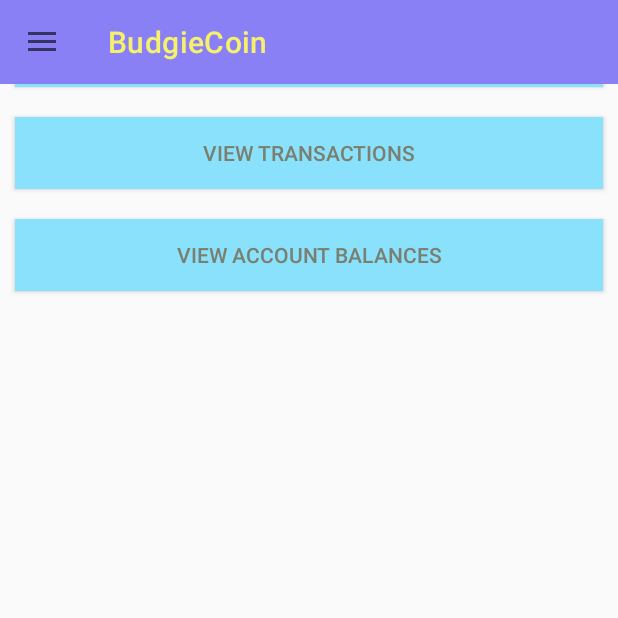
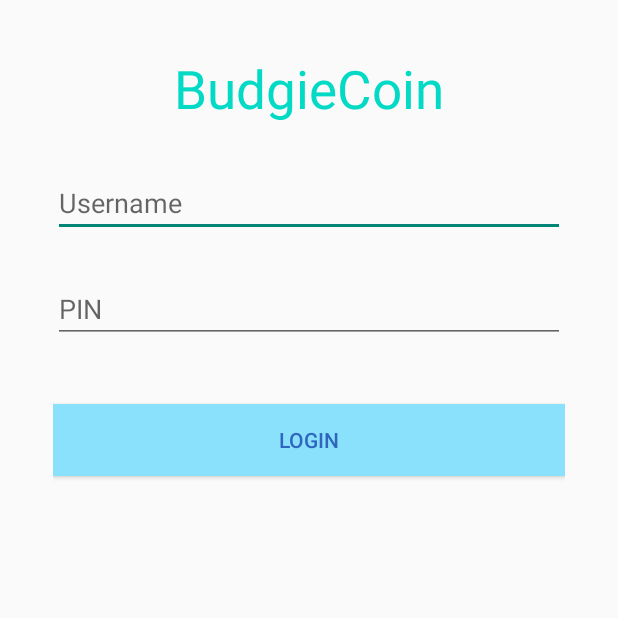
Before and after one commit to MichaelDuToit/SD6501_BudgieCoin_Project, an Android app: the screen it shows after launch (MainActivity before the commit, LoginActivity after it), on a phone screen of 412 x 824 dp, the top half of it. Run offline under Robolectric (Android 15) with nearby library versions, the phone set to English and light mode, and no system bars.

Commit message:
Added some of the basics to the login view. Set it to be the view when launched and logout goes back to the login.

```diff
--- a/app/src/main/java/com/example/sd6501_budgiecoin_project/LoginActivity.java
+++ b/app/src/main/java/com/example/sd6501_budgiecoin_project/LoginActivity.java
@@ -2,7 +2,9 @@ package com.example.sd6501_budgiecoin_project;
 
 import androidx.appcompat.app.AppCompatActivity;
 
+import android.content.Intent;
 import android.os.Bundle;
+import android.view.View;
 
 public class LoginActivity extends AppCompatActivity {
 
@@ -11,4 +13,8 @@ public class LoginActivity extends AppCompatActivity {
         super.onCreate(savedInstanceState);
         setContentView(R.layout.activity_login);
     }
+
+    public void loginBtn(View v){
+        startActivity(new Intent(this, MainActivity.class));
+    }
 }
--- a/app/src/main/res/layout/activity_app_compat_navigation_drawer.xml
+++ b/app/src/main/res/layout/activity_app_compat_navigation_drawer.xml
@@ -8,7 +8,7 @@
     android:layout_height="match_parent"
     tools:context=".AppCompatNavigationDrawerActivity"
     >
-    <RelativeLayout
+    <LinearLayout
         android:layout_width="match_parent"
         android:layout_height="match_parent"
         android:orientation="vertical"
@@ -21,13 +21,9 @@
         <include
             layout="@layout/content_container"
             android:id="@+id/content_frame"
-                android:layout_width="match_parent"
-                android:layout_height="wrap_content"
-                android:layout_below="@id/appBar"
-                android:layout_marginTop="50dp"
             />
 
-    </RelativeLayout>
+    </LinearLayout>
     <com.google.android.material.navigation.NavigationView
         android:id="@+id/navView"
         android:layout_height="match_parent"
--- a/app/src/main/res/layout/activity_login.xml
+++ b/app/src/main/res/layout/activity_login.xml
@@ -31,6 +31,16 @@
         android:inputType="numberPassword"
         />
 
+    <Button
+        android:layout_height="wrap_content"
+        android:layout_width="match_parent"
+        android:text="@string/Login"
+        android:layout_marginTop="15dp"
+        android:background="@color/budgieAqua"
+        android:textColor="@color/budgieBlue"
+        android:onClick="loginBtn"
+        />
+
 
 
 
--- a/app/src/main/res/layout/activity_main.xml
+++ b/app/src/main/res/layout/activity_main.xml
@@ -3,7 +3,6 @@
     android:layout_height="wrap_content"
     android:layout_width="match_parent"
     xmlns:tools="http://schemas.android.com/tools"
-    android:layout_margin="15dp"
     tools:context=".MainActivity">
 
             <Button
--- a/app/src/main/res/values/strings.xml
+++ b/app/src/main/res/values/strings.xml
@@ -13,6 +13,7 @@
     <string name="ViewTransactions">View Transactions</string>
     <string name="Settings">Settings</string>
     <string name="Logout">Logout</string>
+    <string name="Login">Login</string>
 
     <!-- Hint Strings -->
     <string name="transactionName">Transaction Name</string>
```
Also changed, not shown: app/src/main/AndroidManifest.xml (+7 -6 lines), app/src/main/java/com/example/sd6501_budgiecoin_project/AppCompatNavigationDrawerActivity.java (+1 -6 lines). Lines whose indentation alone changed are shown as unchanged.
